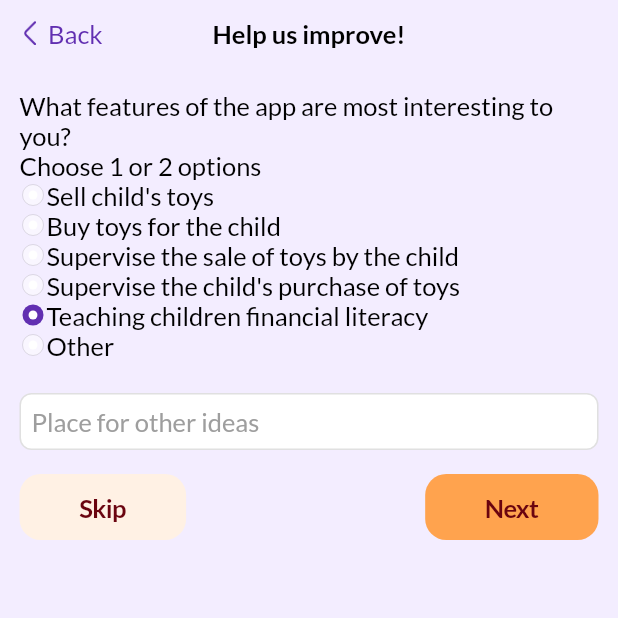
After one commit to MrSanchezzzzz/kidbank.market, a Flutter app: the ImprovePage screen opened directly, on a phone screen of 412 x 824 dp, the top half of it. The commit adds this screen. Run offline on Flutter 3.47's test engine with Material 3 defaults, Android fonts, the phone set to English and light mode, and no system bars; our stand-ins replace adaptive_dialog, flutter_riverpod, go_router, hooks_riverpod, image_picker and 1 more; missing offline and left inert: dart:ffi.

Commit message:
Merge fix 2

```diff
--- a/lib/core/routes.dart
+++ b/lib/core/routes.dart
@@ -39,9 +39,33 @@ final GoRouter router = GoRouter(
             builder: (context,state)=>const AuthScreen(),
             routes: <RouteBase>[
               GoRoute(
-                  path: "sign_in",
-                builder:(context,state)=> const Placeholder()
-              )
+                  path: "sign_up",
+                builder:(context,state)=> const SignUp()
+              ),
+              GoRoute(
+                  path: "improve",
+                  builder:(context,state)=> const ImprovePage()
+              ),
+              GoRoute(
+                  path: "id_check_select_document_page",
+                  builder:(context,state)=> const FirstIdCheckerPage()
+              ),
+              GoRoute(
+                  path: "id_check_enter_id_data_page",
+                  builder:(context,state)=> const SecondIdCheckerPage()
+              ),
+              GoRoute(
+                  path: "id_check_upload_photo_page",
+                  builder:(context,state)=> const ThirdIdCheckerPage()
+              ),
+              GoRoute(
+                  path: "id_check_success_page",
+                  builder:(context,state)=> const SuccessIdCheckerPage()
+              ),
+              GoRoute(
+                  path: "notification_page",
+                  builder:(context,state)=> const NotificationPage()
+              ),
             ]
         ),
         //Child auth
--- /dev/null
+++ b/lib/features/registration/presentation/screens/improve_page.dart
@@ -0,0 +1,182 @@
+import 'package:flutter/cupertino.dart';
+import 'package:go_router/go_router.dart';
+import 'package:kidbank/core/colors.dart';
+import 'package:kidbank/core/widgets/custom_radio_button.dart';
+import 'package:kidbank/core/widgets/custom_text_field.dart';
+import 'package:kidbank/core/widgets/main_back_button.dart';
+import 'package:kidbank/core/widgets/main_button.dart';
+
+class ImprovePage extends StatefulWidget {
+  const ImprovePage({super.key});
+
+  @override
+  State<ImprovePage> createState() => _SignUpState();
+}
+
+class _SignUpState extends State<ImprovePage> {
+  bool emailValid = false, passwordValid = false;
+  final inputController = TextEditingController();
+
+  @override
+  void dispose() {
+    inputController.dispose();
+    super.dispose();
+  }
+
+  void next() {
+    context.push('/auth/id_check_select_document_page');
+  }
+
+  String? validateEmail(String? value) {
+    if (value == null) {
+      setState(() {
+        emailValid = false;
+      });
+      return null;
+    }
+    String pattern = r'^[a-zA-Z0-9._%+-]+@[a-zA-Z0-9.-]+\.[a-zA-Z]{2,4}$';
+    RegExp regex = RegExp(pattern);
+    if (regex.hasMatch(value)) {
+      setState(() {
+        emailValid = true;
+      });
+      return null;
+    }
+    setState(() {
+      emailValid = false;
+    });
+    return 'Enter valid email';
+  }
+
+  String? validatePassword(String? value) {
+    if (value == null) {
+      setState(() {
+        passwordValid = false;
+      });
+      return null;
+    }
+    String pattern = r'^.{8,}$';
+    RegExp regex = RegExp(pattern);
+    if (regex.hasMatch(value)) {
+      setState(() {
+        passwordValid = true;
+      });
+      return null;
+    }
+    setState(() {
+      passwordValid = false;
+    });
+    return 'The password must contain at least 8 characters.';
+  }
+
+  @override
+  Widget build(BuildContext context) {
+    return CupertinoPageScaffold(
+      resizeToAvoidBottomInset: false,
+      navigationBar: const CupertinoNavigationBar(
+        leading: Row(
+          mainAxisSize: MainAxisSize.min,
+          children: [
+            MainBackButton(label: 'Back'),
+          ],
+        ),
+        border: Border(bottom: BorderSide.none),
+        backgroundColor: Color(0xfff3edff),
+        middle: Text('Help us improve!'),
+      ),
+      backgroundColor: const Color(0xfff3edff),
+      child: Padding(
+        padding: const EdgeInsets.symmetric(horizontal: 13, vertical: 16),
+        child: Column(
+          crossAxisAlignment: CrossAxisAlignment.stretch,
+          children: [
+            const Text('What features of the app are most interesting to you?'),
+            const Text('Choose 1 or 2 options'),
+            const Row(
+              children: [
+                CustomRadioButton(
+                  enabled: false,
+                  value: null,
+                  groupValue: null,
+                ),
+                Text("Sell child's toys")
+              ],
+            ),
+            const Row(
+              children: [
+                CustomRadioButton(
+                  enabled: false,
+                  value: null,
+                  groupValue: null,
+                ),
+                Text("Buy toys for the child"),
+              ],
+            ),
+            const Row(
+              children: [
+                CustomRadioButton(
+                  enabled: false,
+                  value: null,
+                  groupValue: null,
+                ),
+                Text("Supervise the sale of toys by the child"),
+              ],
+            ),
+            const Row(
+              children: [
+                CustomRadioButton(
+                  enabled: false,
+                  value: null,
+                  groupValue: null,
+                ),
+                Text("Supervise the child's purchase of toys"),
+              ],
+            ),
+            const Row(
+              children: [
+                CustomRadioButton(
+                  value: null,
+                  groupValue: null,
+                ),
+                Text("Teaching children financial literacy"),
+              ],
+            ),
+            const Row(
+              children: [
+                CustomRadioButton(
+                  enabled: false,
+                  value: null,
+                  groupValue: null,
+                ),
+                Text("Other"),
+              ],
+            ),
+            CustomTextField(
+              controller: inputController,
+              label: '',
+              placeholder: 'Place for other ideas',
+            ),
+            Row(
+              mainAxisAlignment: MainAxisAlignment.spaceBetween,
+              children: [
+                MainButton(
+                  color: Colors.orange100,
+                  text: 'Skip',
+                  onTap: () {
+                    ///Skip
+                  },
+                ),
+                MainButton(
+                  onTap: () {
+                    next();
+                  },
+                  text: 'Next',
+                ),
+              ],
+            )
+          ],
+        ),
+      ),
+    );
+  }
+}
```
Also changed, not shown: lib/features/registration/presentation/screens/sign_up.dart (added, +208 -0 lines).
